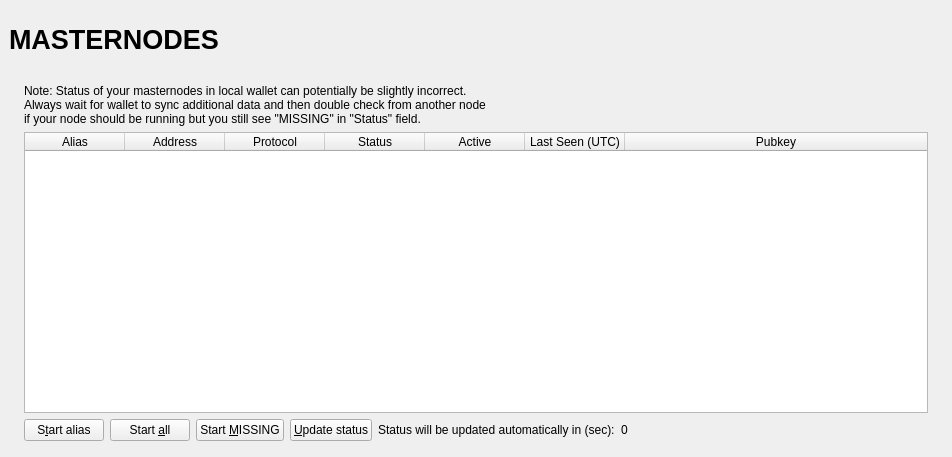
THETCR/core, file src/qt/forms/masternodelist.ui: the form before one commit.
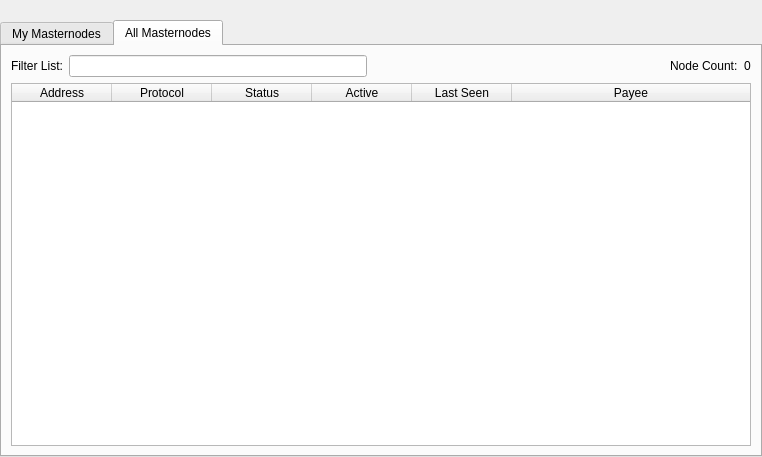
The form after the commit. The open tabs and pages were chosen to show the change.

Diff of the .ui file:
```diff
--- a/src/qt/forms/masternodelist.ui
+++ b/src/qt/forms/masternodelist.ui
@@ -6,37 +6,17 @@
    <rect>
     <x>0</x>
     <y>0</y>
-    <width>723</width>
+    <width>762</width>
     <height>457</height>
    </rect>
   </property>
   <property name="windowTitle">
    <string>Form</string>
   </property>
-  <layout class="QVBoxLayout" name="topLayout" stretch="0">
+  <layout class="QVBoxLayout" name="topLayout">
    <property name="leftMargin">
-    <number>9</number>
-   </property>
-   <property name="topMargin">
-    <number>9</number>
-   </property>
-   <property name="rightMargin">
-    <number>9</number>
-   </property>
-   <property name="bottomMargin">
-    <number>9</number>
-   </property>
-   <item>
-    <layout class="QVBoxLayout" name="verticalLayout_Master" stretch="0,1">
-     <property name="spacing">
       <number>0</number>
      </property>
-     <item>
-      <widget class="QFrame" name="frame_Header">
-       <layout class="QVBoxLayout" name="verticalLayout_4">
-        <property name="leftMargin">
-         <number>0</number>
-        </property>
         <property name="topMargin">
          <number>0</number>
         </property>
@@ -47,121 +27,37 @@
          <number>0</number>
         </property>
         <item>
-         <layout class="QHBoxLayout" name="horizontalLayout_Header" stretch="1,0,1">
-          <item>
-           <widget class="QLabel" name="labelOverviewHeaderLeft">
-            <property name="minimumSize">
-             <size>
-              <width>464</width>
-              <height>60</height>
-             </size>
-            </property>
-            <property name="maximumSize">
-             <size>
-              <width>16777215</width>
-              <height>60</height>
-             </size>
-            </property>
-            <property name="font">
-             <font>
-              <pointsize>20</pointsize>
-              <weight>75</weight>
-              <bold>true</bold>
-             </font>
-            </property>
-            <property name="text">
-             <string>MASTERNODES</string>
-            </property>
-           </widget>
-          </item>
-          <item>
-           <spacer name="horizontalSpacer">
-            <property name="orientation">
-             <enum>Qt::Horizontal</enum>
-            </property>
-            <property name="sizeHint" stdset="0">
-             <size>
-              <width>40</width>
-              <height>20</height>
-             </size>
-            </property>
-           </spacer>
-          </item>
-          <item>
-           <widget class="QLabel" name="labelOverviewHeaderRight">
-            <property name="minimumSize">
-             <size>
-              <width>464</width>
-              <height>60</height>
-             </size>
-            </property>
-            <property name="maximumSize">
-             <size>
-              <width>16777215</width>
-              <height>60</height>
-             </size>
-            </property>
-            <property name="font">
-             <font>
-              <pointsize>14</pointsize>
-             </font>
-            </property>
-            <property name="text">
-             <string/>
-            </property>
-            <property name="alignment">
-             <set>Qt::AlignRight|Qt::AlignTrailing|Qt::AlignVCenter</set>
-            </property>
-           </widget>
-          </item>
-         </layout>
-        </item>
-       </layout>
-      </widget>
-     </item>
-     <item>
-      <widget class="QFrame" name="frame_BG">
-       <layout class="QVBoxLayout" name="verticalLayout_3">
-        <property name="leftMargin">
-         <number>6</number>
-        </property>
-        <property name="topMargin">
-         <number>6</number>
-        </property>
-        <property name="rightMargin">
-         <number>6</number>
-        </property>
-        <property name="bottomMargin">
-         <number>6</number>
-        </property>
-        <item>
-         <widget class="QFrame" name="frame_Content">
           <layout class="QVBoxLayout" name="verticalLayout">
-           <property name="spacing">
-            <number>0</number>
-           </property>
-           <property name="leftMargin">
-            <number>0</number>
-           </property>
-           <property name="topMargin">
-            <number>0</number>
-           </property>
-           <property name="rightMargin">
-            <number>0</number>
-           </property>
            <property name="bottomMargin">
             <number>0</number>
            </property>
            <item>
+      <spacer name="horizontalSpacer0">
+       <property name="orientation">
+        <enum>Qt::Horizontal</enum>
+       </property>
+       <property name="sizeHint" stdset="0">
+        <size>
+         <width>40</width>
+         <height>20</height>
+        </size>
+       </property>
+      </spacer>
+     </item>
+     <item>
+      <widget class="QTabWidget" name="tabWidget">
+       <property name="currentIndex">
+        <number>0</number>
+       </property>
+       <widget class="QWidget" name="tabMyMasternodes">
+        <attribute name="title">
+         <string>My Masternodes</string>
+        </attribute>
             <layout class="QGridLayout" name="gridLayout_2">
-             <property name="spacing">
-              <number>2</number>
-             </property>
              <item row="0" column="0">
-              <widget class="QFrame" name="frameList">
                <layout class="QVBoxLayout" name="verticalLayout_2">
                 <property name="bottomMargin">
-                 <number>1</number>
+            <number>0</number>
                 </property>
                 <item>
                  <layout class="QHBoxLayout" name="horizontalLayout_note">
@@ -171,7 +67,7 @@
                   <item>
                    <widget class="QLabel" name="updateNote">
                     <property name="text">
-                     <string>Note: Status of your masternodes in local wallet can potentially be slightly incorrect.&lt;br /&gt;Always wait for wallet to sync additional data and then double check from another node&lt;br /&gt;if your node should be running but you still see &quot;MISSING&quot; in &quot;Status&quot; field.</string>
+                <string>Note: Status of your masternodes in local wallet can potentially be slightly incorrect.&lt;br /&gt;Always wait for wallet to sync additional data and then double check from another node&lt;br /&gt;if your masternode should be running but you still do not see &quot;ENABLED&quot; in &quot;Status&quot; field.</string>
                     </property>
                    </widget>
                   </item>
@@ -185,43 +81,6 @@
                     <height>0</height>
                    </size>
                   </property>
-                  <property name="palette">
-                   <palette>
-                    <active>
-                     <colorrole role="Text">
-                      <brush brushstyle="SolidPattern">
-                       <color alpha="255">
-                        <red>51</red>
-                        <green>51</green>
-                        <blue>51</blue>
-                       </color>
-                      </brush>
-                     </colorrole>
-                    </active>
-                    <inactive>
-                     <colorrole role="Text">
-                      <brush brushstyle="SolidPattern">
-                       <color alpha="255">
-                        <red>51</red>
-                        <green>51</green>
-                        <blue>51</blue>
-                       </color>
-                      </brush>
-                     </colorrole>
-                    </inactive>
-                    <disabled>
-                     <colorrole role="Text">
-                      <brush brushstyle="SolidPattern">
-                       <color alpha="255">
-                        <red>85</red>
-                        <green>85</green>
-                        <blue>85</blue>
-                       </color>
-                      </brush>
-                     </colorrole>
-                    </disabled>
-                   </palette>
-                  </property>
                   <property name="editTriggers">
                    <set>QAbstractItemView::NoEditTriggers</set>
                   </property>
@@ -270,12 +129,12 @@
                   </column>
                   <column>
                    <property name="text">
-                    <string>Last Seen (UTC)</string>
+               <string>Last Seen</string>
                    </property>
                   </column>
                   <column>
                    <property name="text">
-                    <string>Pubkey</string>
+               <string>Payee</string>
                    </property>
                   </column>
                  </widget>
@@ -343,14 +202,116 @@
                  </layout>
                 </item>
                </layout>
-              </widget>
-             </item>
-            </layout>
-           </item>
-          </layout>
-         </widget>
-        </item>
-       </layout>
+         </item>
+        </layout>
+       </widget>
+       <widget class="QWidget" name="tabAllMasternodes">
+        <attribute name="title">
+         <string>All Masternodes</string>
+        </attribute>
+        <layout class="QGridLayout" name="gridLayout">
+         <item row="1" column="0">
+          <widget class="QTableWidget" name="tableWidgetMasternodes">
+           <property name="editTriggers">
+            <set>QAbstractItemView::NoEditTriggers</set>
+           </property>
+           <property name="alternatingRowColors">
+            <bool>true</bool>
+           </property>
+           <property name="selectionBehavior">
+            <enum>QAbstractItemView::SelectRows</enum>
+           </property>
+           <property name="selectionMode">
+            <enum>QAbstractItemView::NoSelection</enum>
+           </property>
+           <property name="sortingEnabled">
+            <bool>true</bool>
+           </property>
+           <attribute name="horizontalHeaderStretchLastSection">
+            <bool>true</bool>
+           </attribute>
+           <column>
+            <property name="text">
+             <string>Address</string>
+            </property>
+           </column>
+           <column>
+            <property name="text">
+             <string>Protocol</string>
+            </property>
+           </column>
+           <column>
+            <property name="text">
+             <string>Status</string>
+            </property>
+           </column>
+           <column>
+            <property name="text">
+             <string>Active</string>
+            </property>
+           </column>
+           <column>
+            <property name="text">
+             <string>Last Seen</string>
+            </property>
+           </column>
+           <column>
+            <property name="text">
+             <string>Payee</string>
+            </property>
+           </column>
+          </widget>
+         </item>
+         <item row="0" column="0">
+          <layout class="QHBoxLayout" name="horizontalLayout_3">
+           <property name="bottomMargin">
+            <number>0</number>
+           </property>
+           <item>
+            <widget class="QLabel" name="label_filter">
+             <property name="text">
+              <string>Filter List:</string>
+             </property>
+            </widget>
+           </item>
+           <item>
+            <widget class="QLineEdit" name="filterLineEdit">
+             <property name="toolTip">
+              <string>Filter masternode list</string>
+             </property>
+            </widget>
+           </item>
+           <item>
+            <spacer name="horizontalSpacer_3">
+             <property name="orientation">
+              <enum>Qt::Horizontal</enum>
+             </property>
+             <property name="sizeHint" stdset="0">
+              <size>
+               <width>10</width>
+               <height>20</height>
+              </size>
+             </property>
+            </spacer>
+           </item>
+           <item>
+            <widget class="QLabel" name="label_count">
+             <property name="text">
+              <string>Node Count:</string>
+             </property>
+            </widget>
+           </item>
+           <item>
+            <widget class="QLabel" name="countLabel">
+             <property name="text">
+              <string>0</string>
+             </property>
+            </widget>
+           </item>
+          </layout>
+         </item>
+        </layout>
+       </widget>
       </widget>
      </item>
     </layout>
```
Left out of the diff: 13 changed lines with no effect on the pictures. Lines whose indentation alone changed are shown as unchanged.
